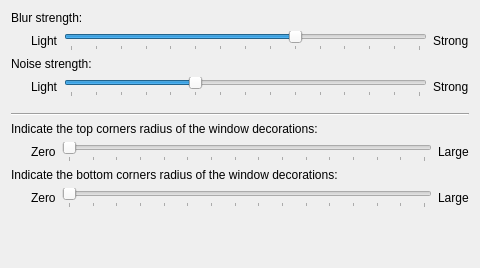
Before: the Qt Designer form src/kcm/blur_config.ui in Alban-Boissard/kwin-effects-blur-respect-rounded-decorations, drawn with Qt 5.
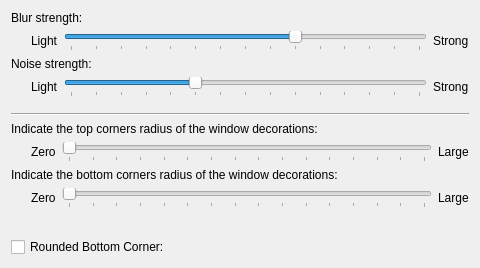
After: the same form once the commit is applied.

The edit to the form file:
```diff
--- a/src/kcm/blur_config.ui
+++ b/src/kcm/blur_config.ui
@@ -290,6 +290,13 @@
      </property>
     </spacer>
    </item>
+   <item>
+    <widget class="QCheckBox" name="kcfg_RoundBottomCorners">
+        <property name="text">
+            <string>Rounded Bottom Corner: </string>
+        </property>
+    </widget>
+</item>
   </layout>
  </widget>
  <resources/>
```
